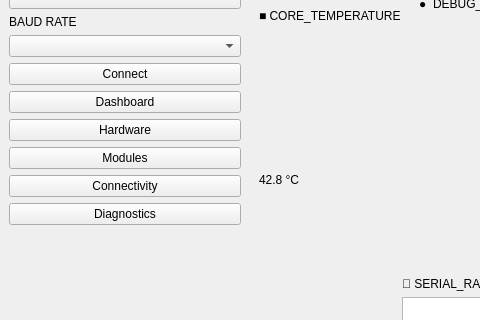
The window that mainwindow.ui (hiawath/sensor_dashboard) describes before a commit, drawn with Qt 5; both pictures show x 0 to 480 and y 160 to 480 of the 1024 by 768 pixel window.
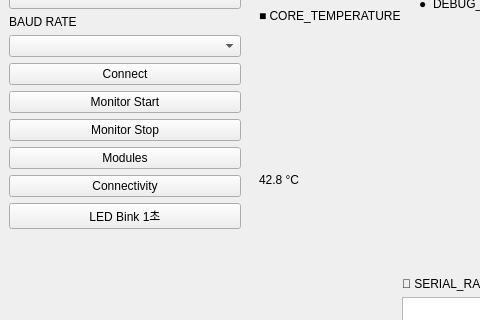
The same window after the commit.

Commit message: feat: 버튼 이름  변경, button에 LED blink 추가, 종료할때 모니터 종료,

Patch:
```diff
--- a/mainwindow.ui
+++ b/mainwindow.ui
@@ -187,14 +187,14 @@
          <item>
           <widget class="QPushButton" name="menuDash">
            <property name="text">
-            <string>Dashboard</string>
+            <string>Monitor Start</string>
            </property>
           </widget>
          </item>
          <item>
           <widget class="QPushButton" name="menuHard">
            <property name="text">
-            <string>Hardware</string>
+            <string>Monitor Stop</string>
            </property>
           </widget>
          </item>
@@ -215,7 +215,7 @@
          <item>
           <widget class="QPushButton" name="menuDiag">
            <property name="text">
-            <string>Diagnostics</string>
+            <string>LED Bink 1초</string>
            </property>
           </widget>
          </item>
```
Left out of the diff: 6 changed lines with no effect on the pictures. The commit also changes 2 other files.
